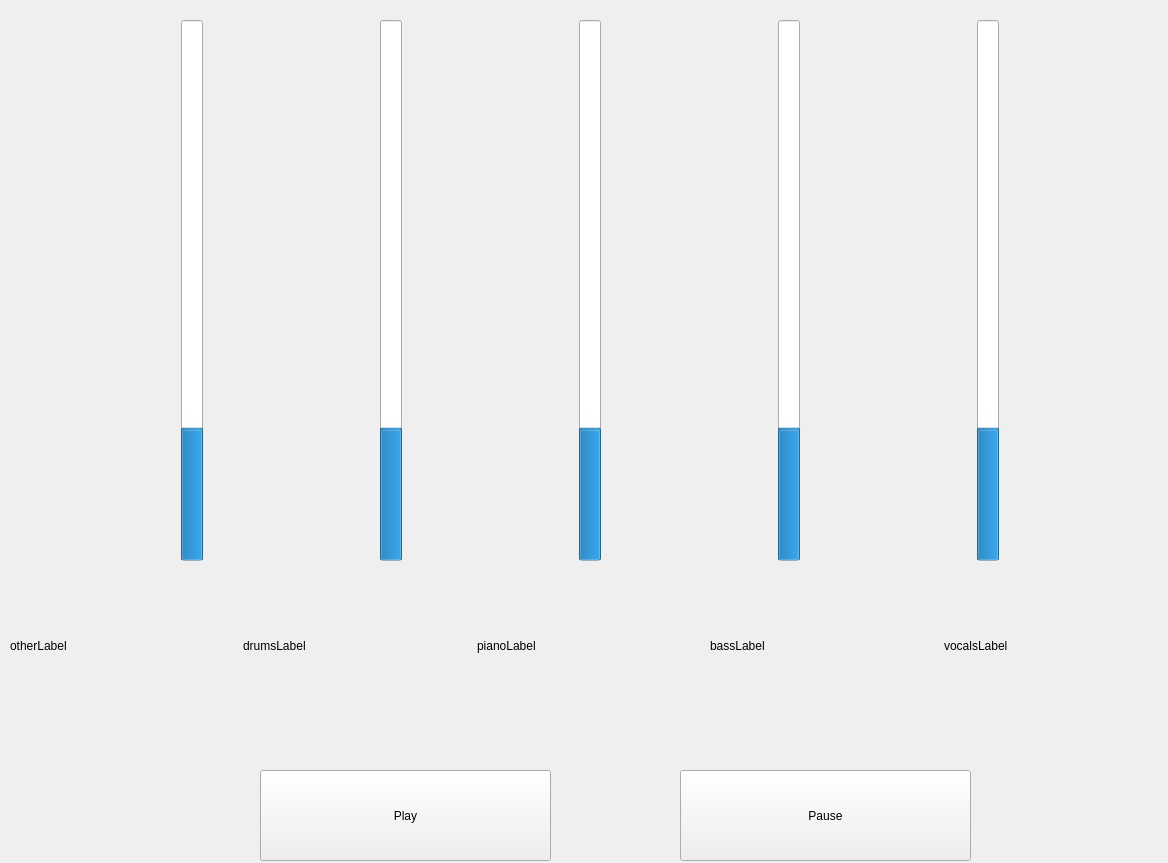
ArcticWalrus/conductify, file UI/conductify-ui.ui: the form before one commit.
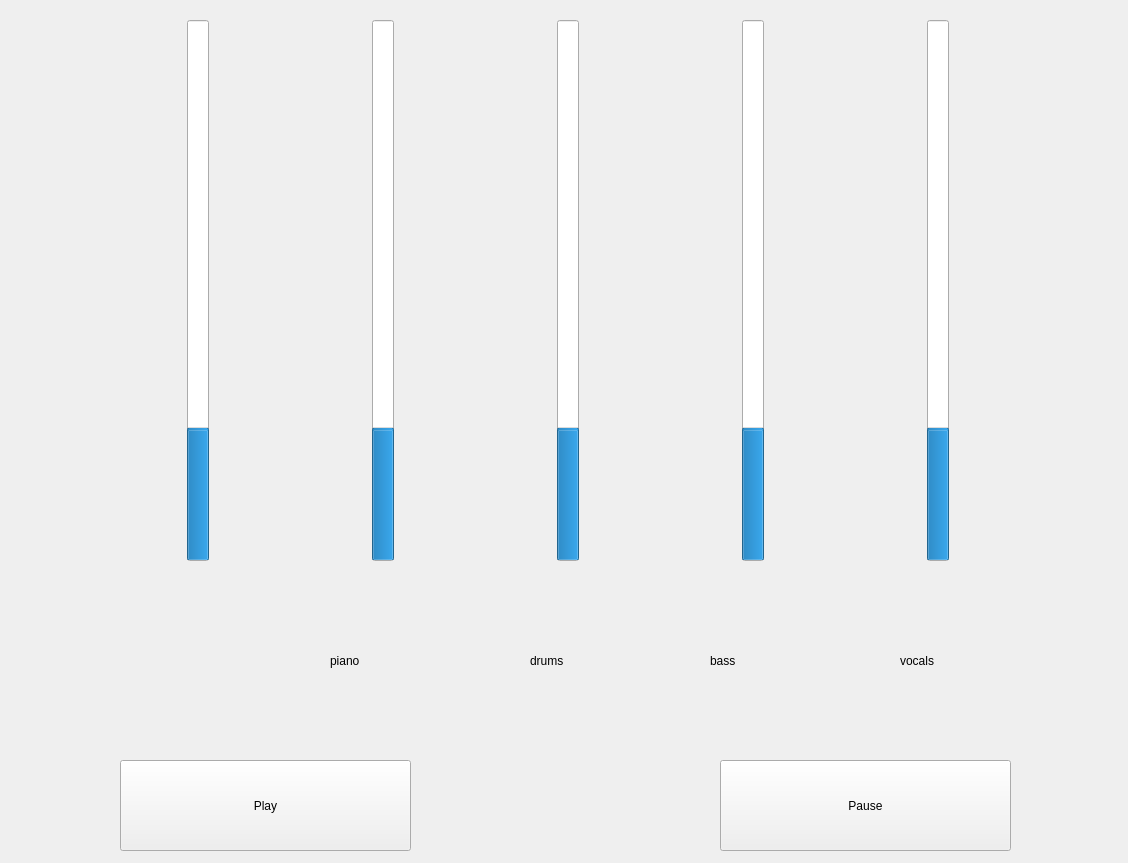
The form after the commit.

What changed in the file:
```diff
--- a/UI/conductify-ui.ui
+++ b/UI/conductify-ui.ui
@@ -6,7 +6,7 @@
    <rect>
     <x>0</x>
     <y>0</y>
-    <width>1168</width>
+    <width>1128</width>
     <height>863</height>
    </rect>
   </property>
@@ -16,8 +16,8 @@
   <widget class="QPushButton" name="pushButton">
    <property name="geometry">
     <rect>
-     <x>260</x>
-     <y>770</y>
+     <x>120</x>
+     <y>760</y>
      <width>291</width>
      <height>91</height>
     </rect>
@@ -29,8 +29,8 @@
   <widget class="QPushButton" name="pushButton_2">
    <property name="geometry">
     <rect>
-     <x>680</x>
-     <y>770</y>
+     <x>720</x>
+     <y>760</y>
      <width>291</width>
      <height>91</height>
     </rect>
@@ -42,9 +42,9 @@
   <widget class="QWidget" name="horizontalLayoutWidget">
    <property name="geometry">
     <rect>
-     <x>10</x>
+     <x>30</x>
      <y>20</y>
-     <width>1161</width>
+     <width>1081</width>
      <height>541</height>
     </rect>
    </property>
@@ -131,52 +131,70 @@
     </item>
    </layout>
   </widget>
-  <widget class="QWidget" name="horizontalLayoutWidget_2">
+  <widget class="QLabel" name="otherLabel">
    <property name="geometry">
     <rect>
-     <x>10</x>
-     <y>560</y>
-     <width>1161</width>
-     <height>171</height>
+     <x>140</x>
+     <y>590</y>
+     <width>101</width>
+     <height>141</height>
     </rect>
    </property>
-   <layout class="QHBoxLayout" name="horizontalLayout_2">
-    <item>
-     <widget class="QLabel" name="label">
       <property name="text">
-       <string>otherLabel</string>
-      </property>
-     </widget>
-    </item>
-    <item>
-     <widget class="QLabel" name="label_5">
+    <string/>
+   </property>
+  </widget>
+  <widget class="QLabel" name="drumLabel">
+   <property name="geometry">
+    <rect>
+     <x>330</x>
+     <y>590</y>
+     <width>101</width>
+     <height>141</height>
+    </rect>
+   </property>
       <property name="text">
-       <string>drumsLabel</string>
-      </property>
-     </widget>
-    </item>
-    <item>
-     <widget class="QLabel" name="label_4">
+    <string>piano</string>
+   </property>
+  </widget>
+  <widget class="QLabel" name="pianoLabel">
+   <property name="geometry">
+    <rect>
+     <x>530</x>
+     <y>590</y>
+     <width>91</width>
+     <height>141</height>
+    </rect>
+   </property>
       <property name="text">
-       <string>pianoLabel</string>
-      </property>
-     </widget>
-    </item>
-    <item>
-     <widget class="QLabel" name="label_3">
+    <string>drums</string>
+   </property>
+  </widget>
+  <widget class="QLabel" name="bassLabel">
+   <property name="geometry">
+    <rect>
+     <x>710</x>
+     <y>590</y>
+     <width>91</width>
+     <height>141</height>
+    </rect>
+   </property>
       <property name="text">
-       <string>bassLabel</string>
-      </property>
-     </widget>
-    </item>
-    <item>
-     <widget class="QLabel" name="label_2">
+    <string>bass</string>
+   </property>
+  </widget>
+  <widget class="QLabel" name="vocalsLabel">
+   <property name="geometry">
+    <rect>
+     <x>900</x>
+     <y>590</y>
+     <width>91</width>
+     <height>141</height>
+    </rect>
+   </property>
       <property name="text">
-       <string>vocalsLabel</string>
-      </property>
-     </widget>
-    </item>
-   </layout>
+    <string>vocals</string>
+   </property>
   </widget>
  </widget>
  <resources/>
```
Lines whose indentation alone changed are shown as unchanged.
